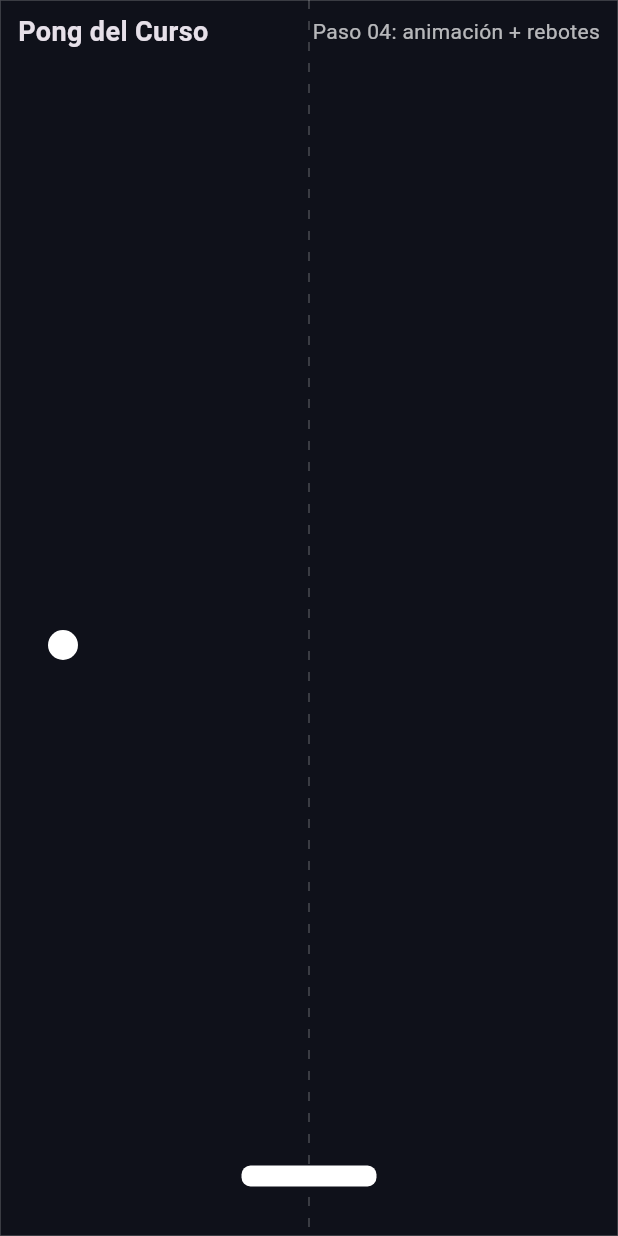
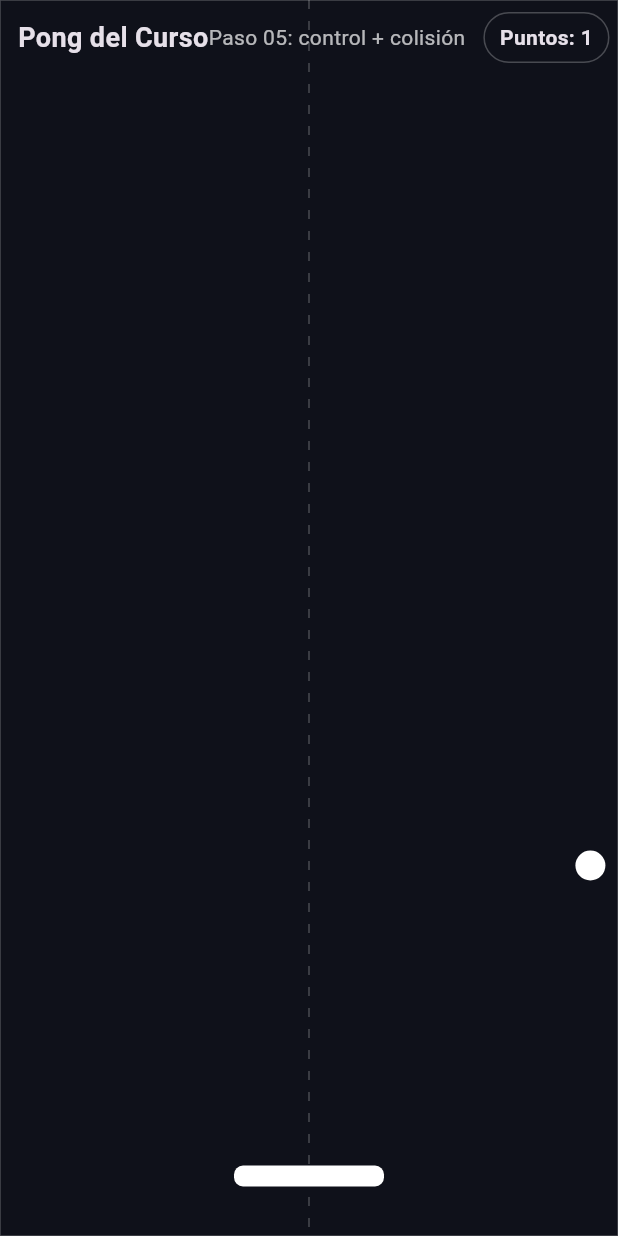
Before and after one commit to kike-0203/curso1, a Flutter app: the screen it shows after launch, on a phone screen of 412 x 824 dp. Run offline on Flutter 3.47's test engine with Material 3 defaults, Android fonts, the phone set to English and light mode, and no system bars.

Commit message:
Paso 05: control táctil de paleta, colisión y marcador

```diff
--- a/lib/main.dart
+++ b/lib/main.dart
@@ -36,7 +36,7 @@
 class _GamePageState extends State<GamePage> with SingleTickerProviderStateMixin {
   // Parámetros de escena
   final double _ballRadius = 10.0;
-  final double _paddleWidth = 90.0;
+  final double _paddleWidth = 100.0;
   final double _paddleHeight = 14.0;
 
   // Estado de animación
@@ -45,18 +45,23 @@
   Size _size = Size.zero;
 
   // Estado de juego
-  late Offset _ball; // centro de la pelota
-  late Offset _vel;  // píxeles/segundo
-  late Rect _paddle; // paleta (fija en este paso)
+  late Offset _ball;      // centro de la pelota
+  late Offset _vel;       // píxeles/segundo
+  late double _paddleCx;  // centro X de la paleta
+  Rect get _paddle => Rect.fromCenter(
+        center: Offset(_paddleCx, _size.height - 40),
+        width: _paddleWidth,
+        height: _paddleHeight,
+      );
+
+  int _score = 0;
 
   @override
   void initState() {
     super.initState();
-    // Valores por defecto; se recalibran al conocer el size
     _ball = const Offset(100, 100);
-    _vel  = const Offset(180, 240); // velocidad inicial (px/s)
-    _paddle = Rect.zero;
-
+    _vel  = const Offset(180, 240);
+    _paddleCx = 150;
     _ticker = createTicker(_onTick)..start();
   }
 
@@ -70,13 +75,18 @@
     if (_size == size) return;
     _size = size;
 
-    // Centrar pelota y colocar paleta al fondo al conocer el tamaño
+    // Centrar escena al conocer el tamaño
     _ball = Offset(size.width / 2, size.height / 3);
-    _paddle = Rect.fromCenter(
-      center: Offset(size.width / 2, size.height - 40),
-      width: _paddleWidth,
-      height: _paddleHeight,
-    );
+    _paddleCx = size.width / 2;
+  }
+
+  void _resetBall({bool towardsDown = true}) {
+    // Resetea pelota al centro con dirección aleatoria
+    final rand = Random();
+    final dirX = (rand.nextBool() ? 1 : -1) * (140 + rand.nextInt(160));
+    final dirY = (towardsDown ? 1 : -1) * (180 + rand.nextInt(180));
+    _ball = Offset(_size.width / 2, _size.height / 3);
+    _vel = Offset(dirX.toDouble(), dirY.toDouble());
   }
 
   void _onTick(Duration now) {
@@ -84,17 +94,17 @@
       _lastTick = now;
       return;
     }
-    final dt = (now - _lastTick).inMicroseconds / 1e6; // segundos
+    final dt = (now - _lastTick).inMicroseconds / 1e6;
     _lastTick = now;
 
-    if (_size == Size.zero) return; // aún no conocemos el layout
+    if (_size == Size.zero) return;
 
-    // Integración: nueva posición = pos + v * dt
+    // Integración
+    final prev = _ball;
     double x = _ball.dx + _vel.dx * dt;
     double y = _ball.dy + _vel.dy * dt;
 
-    // Rebotes en paredes
-    // Izquierda / derecha
+    // Rebotes laterales
     if (x - _ballRadius < 0) {
       x = _ballRadius;
       _vel = Offset(-_vel.dx, _vel.dy);
@@ -103,18 +113,51 @@
       _vel = Offset(-_vel.dx, _vel.dy);
     }
 
-    // Techo / piso (por ahora la pelota rebota, en el siguiente paso el piso será “fallo” contra paleta)
+    // Techo
     if (y - _ballRadius < 0) {
       y = _ballRadius;
       _vel = Offset(_vel.dx, -_vel.dy);
-    } else if (y + _ballRadius > _size.height) {
-      y = _size.height - _ballRadius;
-      _vel = Offset(_vel.dx, -_vel.dy);
+    }
+
+    // Colisión con paleta (cuando venimos bajando y cruzamos su borde superior)
+    final paddle = _paddle;
+    final hitsHorizontally = x >= paddle.left && x <= paddle.right;
+    final crossedTop = (prev.dy + _ballRadius) <= paddle.top && (y + _ballRadius) >= paddle.top;
+    final goingDown = _vel.dy > 0;
+
+    if (goingDown && hitsHorizontally && crossedTop) {
+      // Reposicionar justo encima para evitar "pegado"
+      y = paddle.top - _ballRadius;
+
+      // "Inglés" según punto de impacto
+      final offsetX = ((x - paddle.center.dx) / (paddle.width / 2)).clamp(-1.0, 1.0);
+      // Aumenta ligeramente la velocidad y aplica ángulo
+      final newVx = (_vel.dx + 220 * offsetX).clamp(-500, 500);
+      final newVy = -_vel.dy.abs() * 1.05; // rebote hacia arriba + leve aceleración
+
+      _vel = Offset(newVx.toDouble(), newVy.toDouble());
+      _score += 1;
+    }
+
+    // Piso (fallo): reinicia pelota y marcador a cero
+    if (y - _ballRadius > _size.height) {
+      _score = 0;
+      _resetBall(towardsDown: true);
+      setState(() {}); // actualiza score y posición de reset
+      return;
     }
 
     setState(() {
       _ball = Offset(x, y);
     });
+  }
+
+  void _onDrag(DragUpdateDetails d) {
+    if (_size == Size.zero) return;
+    _paddleCx = (_paddleCx + d.delta.dx).clamp(
+      _paddleWidth / 2,
+      _size.width - _paddleWidth / 2,
+    );
   }
 
   @override
@@ -126,6 +169,9 @@
 
         return Scaffold(
           body: SafeArea(
+            child: GestureDetector(
+              behavior: HitTestBehavior.opaque,
+              onPanUpdate: _onDrag,
               child: Stack(
                 children: [
                   Positioned.fill(
@@ -143,15 +189,22 @@
                     right: 12,
                     child: Row(
                       mainAxisAlignment: MainAxisAlignment.spaceBetween,
-                    children: const [
-                      Text("Pong del Curso",
+                      children: [
+                        const Text("Pong del Curso",
                             style: TextStyle(fontWeight: FontWeight.w700, fontSize: 18)),
-                      Text("Paso 04: animación + rebotes",
+                        Row(
+                          children: [
+                            const Text("Paso 05: control + colisión",
                                 style: TextStyle(fontSize: 14, color: Colors.white70)),
+                            const SizedBox(width: 12),
+                            _ScoreBadge(score: _score),
+                          ],
+                        ),
                       ],
                     ),
                   ),
                 ],
+              ),
             ),
           ),
         );
@@ -189,7 +242,7 @@
         end: Alignment.centerRight,
       ).createShader(Rect.fromLTWH(0, 0, paddleRect.width, paddleRect.height));
 
-    // Borde del área
+    // Borde
     canvas.drawRect(Offset.zero & size, paintLines);
 
     // Línea central punteada
@@ -204,7 +257,7 @@
     // Pelota
     canvas.drawCircle(ballCenter, ballRadius, paintBall);
 
-    // Paleta (aún estática en este paso)
+    // Paleta
     canvas.drawRRect(
       RRect.fromRectAndRadius(paddleRect, const Radius.circular(6)),
       paintPaddle,
@@ -218,3 +271,23 @@
         old.paddleRect != paddleRect;
   }
 }
+
+class _ScoreBadge extends StatelessWidget {
+  const _ScoreBadge({super.key, required this.score});
+  final int score;
+
+  @override
+  Widget build(BuildContext context) {
+    return Container(
+      padding: const EdgeInsets.symmetric(horizontal: 10, vertical: 6),
+      decoration: BoxDecoration(
+        borderRadius: BorderRadius.circular(999),
+        border: Border.all(color: Colors.white24),
+      ),
+      child: Text(
+        "Puntos: $score",
+        style: const TextStyle(fontWeight: FontWeight.w600),
+      ),
+    );
+  }
+}
```
Lines whose indentation alone changed are shown as unchanged.
